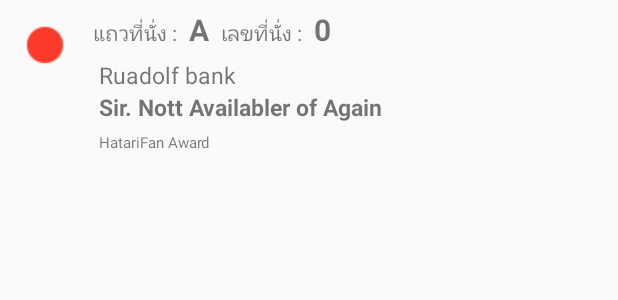
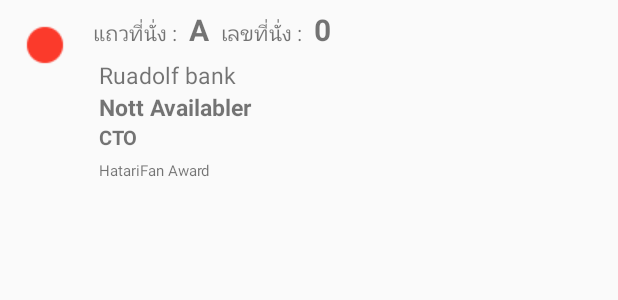
Before and after one commit to Nata8ify/PriseOnAndroid, an Android app: the layout guest_row.xml on its own in the app's theme, with its tools: preview values and no code run, on a phone screen of 412 x 824 dp. Shown: the top 300 px of the screen. Run offline under Robolectric (Android 15) with nearby library versions, the light colour scheme and no system bars.

Commit message:
ADD Guest position information

```diff
--- a/app/build.gradle
+++ b/app/build.gradle
@@ -8,8 +8,8 @@ android {
         applicationId "com.trag.quartierlatin.prise"
         minSdkVersion 19
         targetSdkVersion 23
-        versionCode 15
-        versionName "1.51"
+        versionCode 17
+        versionName "1.53"
     }
     buildTypes {
         release {
--- a/app/src/main/res/layout/guest_row.xml
+++ b/app/src/main/res/layout/guest_row.xml
@@ -49,16 +49,7 @@
         android:layout_toEndOf="@id/txt_seat_no_title"
         android:padding="6dp"
         android:textStyle="bold"/>
-    <TextView
-        android:layout_width="wrap_content"
-        android:layout_height="wrap_content"
-        android:textSize="10dp"
-        android:text="HatariFan Award"
-        android:id="@+id/txt_award"
-        android:padding="6dp"
-        android:layout_below="@+id/txt_name"
-        android:layout_toEndOf="@+id/img_status"
-        android:paddingBottom="5dp"/>
+
     <TextView
         android:layout_width="wrap_content"
         android:layout_height="wrap_content"
@@ -74,12 +65,36 @@
         android:layout_height="wrap_content"
         android:textSize="15dp"
         android:layout_toEndOf="@id/img_status"
-        android:text="Sir. Nott Availabler of Again"
+        android:text="Nott Availabler"
         android:textStyle="bold"
         android:id="@+id/txt_name"
         android:layout_below="@id/txt_corp"
         android:paddingLeft="6dp"
         android:paddingBottom="0dp"/>
+
+
+    <TextView
+        android:layout_width="wrap_content"
+        android:layout_height="wrap_content"
+        android:textSize="13dp"
+        android:text="CTO"
+        android:id="@+id/txt_position"
+        android:paddingLeft="6dp"
+        android:paddingTop="0dp"
+        android:textStyle="bold"
+        android:layout_below="@+id/txt_name"
+        android:layout_toEndOf="@+id/img_status"/>
+
+    <TextView
+        android:layout_width="wrap_content"
+        android:layout_height="wrap_content"
+        android:textSize="10dp"
+        android:text="HatariFan Award"
+        android:id="@+id/txt_award"
+        android:padding="6dp"
+        android:layout_below="@+id/txt_position"
+        android:layout_toEndOf="@+id/img_status"
+        android:paddingBottom="5dp"/>
     <!--<Spinner-->
         <!--android:layout_width="wrap_content"-->
         <!--android:layout_height="wrap_content"-->
```
Also changed, not shown: app/src/main/java/com/trag/quartierlatin/prise/extra/GuestAdapter.java (+8 -0 lines).
